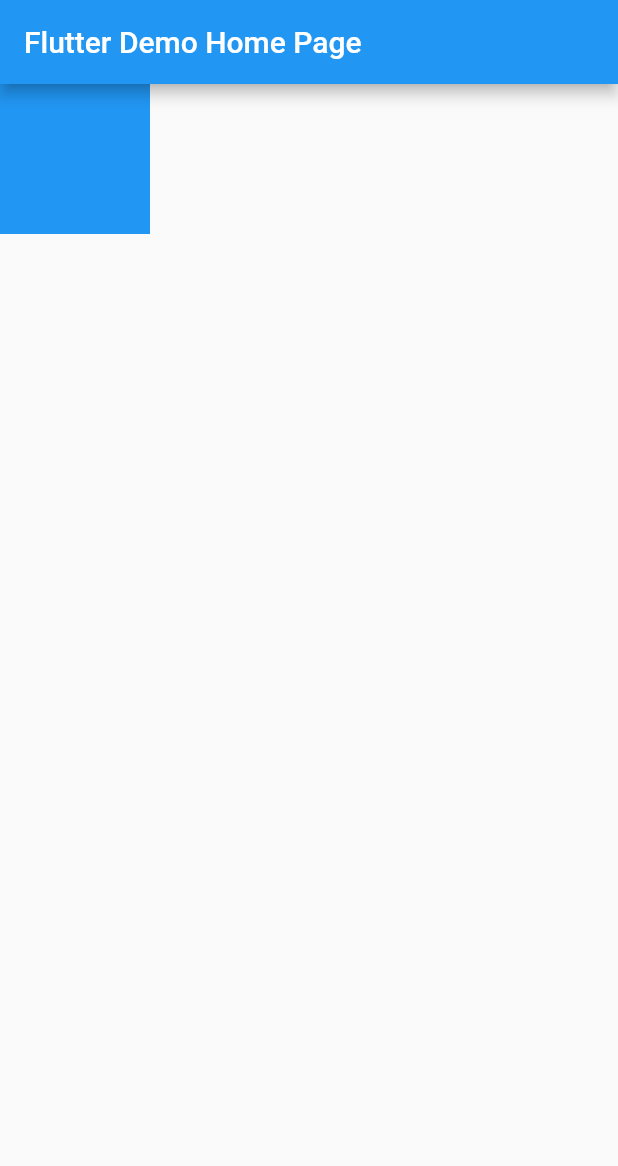
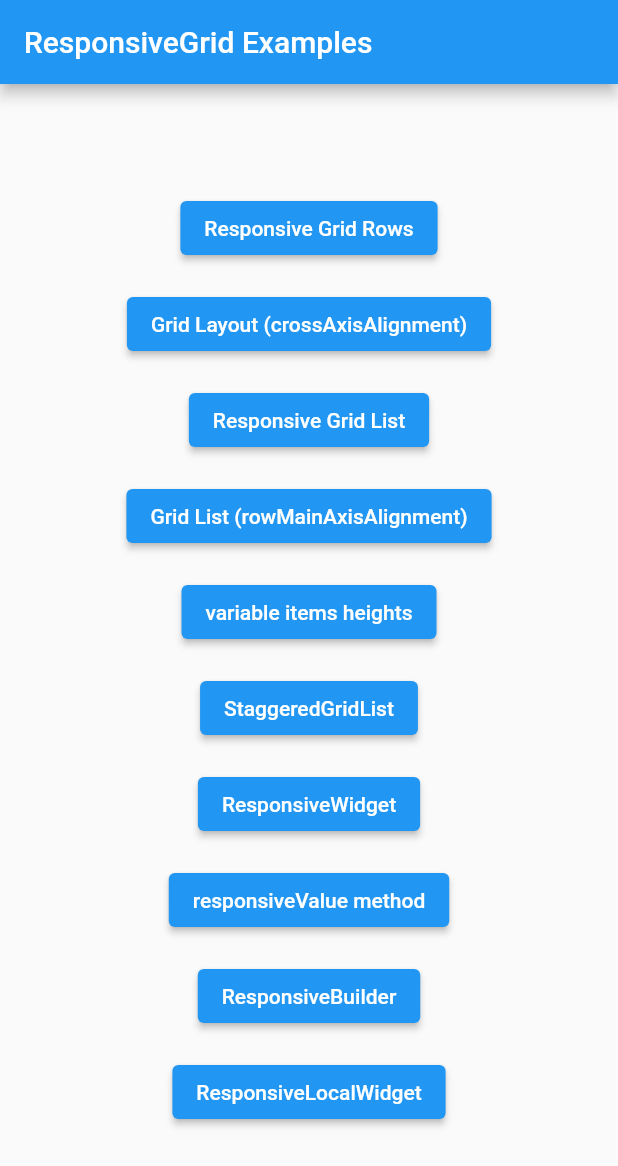
Before and after one commit to muhammad369/ResponsiveGrid_Flutter, a Flutter app: the screen it shows after launch, on a phone screen of 412 x 824 dp. Shown: the top 1166 px of the screen. Run offline on Flutter 3.47's test engine with Material 2 defaults, Android fonts, the phone set to English and light mode, and no system bars.

Commit message:
examples

```diff
--- /dev/null
+++ b/example/lib/example_page.dart
@@ -0,0 +1,20 @@
+
+import 'package:flutter/cupertino.dart';
+import 'package:flutter/material.dart';
+
+class ExamplePage extends StatelessWidget{
+
+  final Widget child;
+  final String title;
+
+  const ExamplePage({Key? key, required this.child, required this.title}) : super(key: key);
+
+  @override
+  Widget build(BuildContext context) {
+    return Scaffold(
+      appBar: AppBar(title: Text(title),),
+      body: child,
+    );
+  }
+
+}
--- a/example/lib/main.dart
+++ b/example/lib/main.dart
@@ -1,3 +1,4 @@
+import 'package:example/example_page.dart';
 import 'package:flutter/material.dart';
 import 'package:responsive_grid/responsive_grid.dart';
 
@@ -18,7 +19,7 @@ class MyApp extends StatelessWidget {
       theme: ThemeData(
         primarySwatch: Colors.blue,
       ),
-      home: homeWidget ?? const MyHomePage(title: 'Flutter Demo Home Page'),
+      home: homeWidget ?? const MyHomePage(title: 'ResponsiveGrid Examples'),
     );
   }
 }
@@ -39,17 +40,56 @@ class _MyHomePageState extends State<MyHomePage> {
         appBar: AppBar(
           title: Text(widget.title),
         ),
-        body: _buildResponsiveLocalBuilder());
+        body: Center(
+          child: SingleChildScrollView(
+            child: Column(
+              mainAxisAlignment: MainAxisAlignment.center,
+              crossAxisAlignment: CrossAxisAlignment.center,
+
+              children: [
+                _buildTestButtonItem(context, _buildGridLayout(), "Responsive Grid Rows"),
+                _buildTestButtonItem(context, _buildGridLayout_testCrossAlign(), "Grid Layout (crossAxisAlignment)"),
+                _buildTestButtonItem(context, _buildGridList(), "Responsive Grid List"),
+                _buildTestButtonItem(context, _buildGridList_rowMainAxisAlign(), "Grid List (rowMainAxisAlignment)"),
+                _buildTestButtonItem(context, _buildGridList_variableItemsHeights(), "variable items heights"),
+                _buildTestButtonItem(context, _buildStaggeredGridList(), "StaggeredGridList"),
+                _buildTestButtonItem(context, _resposiveWidgetTest(), "ResponsiveWidget"),
+                _buildTestButtonItem(context, _resposiveValueTest(), "responsiveValue method"),
+                _buildTestButtonItem(context, _resposiveBuilderTest(), "ResponsiveBuilder"),
+                _buildTestButtonItem(context, _buildResponsiveLocalWidget(), "ResponsiveLocalWidget"),
+              ],
+            ),
+          ),
+        ));
+  }
+
+  // region widgets creation methods
+
+  Widget _buildTestButtonItem(BuildContext context, Widget widget, String name) {
+    return Padding(
+      padding: const EdgeInsets.all(8.0),
+      child: ElevatedButton(
+
+          onPressed: () => Navigator.push(
+                context,
+                MaterialPageRoute(
+                    builder: (context) => ExamplePage(
+                          title: name,
+                          child: widget,
+                        )),
+              ),
+          child: Text(name)),
+    );
   }
 
   Widget _buildGridList() {
     return ResponsiveGridList(
-        rowMainAxisAlignment: MainAxisAlignment.center,
+
         desiredItemWidth: 100,
         minSpacing: 10,
         children: [1, 2, 3, 4, 5, 6, 7, 8, 9, 10, 11, 12, 13, 14, 15, 16, 17, 18, 19, 20].map((i) {
           return Container(
-            height: ((i % 5) + 1) * 100.0,
+            height:100.0,
             alignment: const Alignment(0, 0),
             color: Colors.cyan,
             child: Text(i.toString()),
@@ -118,12 +158,42 @@ class _MyHomePageState extends State<MyHomePage> {
     );
   }
 
+  Widget _buildGridList_rowMainAxisAlign() {
+    return ResponsiveGridList(
+        rowMainAxisAlignment: MainAxisAlignment.center,
+        desiredItemWidth: 100,
+        minSpacing: 10,
+        children: [1, 2, 3, 4, 5, 6, 7, 8, 9, 10, 11, 12, 13, 14, 15, 16, 17, 18, 19, 20].map((i) {
+          return Container(
+            height:100.0,
+            alignment: const Alignment(0, 0),
+            color: Colors.cyan,
+            child: Text(i.toString()),
+          );
+        }).toList());
+  }
+
+  Widget _buildGridList_variableItemsHeights() {
+    return ResponsiveGridList(
+        rowMainAxisAlignment: MainAxisAlignment.center,
+        desiredItemWidth: 100,
+        minSpacing: 10,
+        children: [1, 2, 3, 4, 5, 6, 7, 8, 9, 10, 11, 12, 13, 14, 15, 16, 17, 18, 19, 20].map((i) {
+          return Container(
+            height: ((i % 5) + 1) * 100.0,
+            alignment: const Alignment(0, 0),
+            color: Colors.cyan,
+            child: Text(i.toString()),
+          );
+        }).toList());
+  }
+
   Widget _buildGridLayout_testCrossAlign() {
     return Column(
       mainAxisAlignment: MainAxisAlignment.start,
       children: <Widget>[
         ResponsiveGridRow(
-          crossAxisAlignment: CrossAxisAlignment.end,
+          crossAxisAlignment: CrossAxisAlignment.center,
           children: [
             ResponsiveGridCol(
               xs: 6,
@@ -169,7 +239,7 @@ class _MyHomePageState extends State<MyHomePage> {
     return Center(
         child: ResponsiveBuilder(
             child: const Text(
-              'test text',
+              'child',
               style: TextStyle(fontSize: 30),
             ),
             xs: (_, child) => Container(
@@ -196,7 +266,6 @@ class _MyHomePageState extends State<MyHomePage> {
 
   Widget _buildStaggeredGridList() {
     return ResponsiveStaggeredGridList(
-        //crossAxisAlignment: CrossAxisAlignment.end,
         desiredItemWidth: 100,
         minSpacing: 10,
         children: [1, 2, 3, 4, 5, 6, 7, 8, 9, 10, 11, 12, 13, 14, 15, 16, 17, 18, 19, 20].map((i) {
@@ -209,21 +278,16 @@ class _MyHomePageState extends State<MyHomePage> {
         }).toList());
   }
 
-  Widget _buildResponsiveLocalBuilder() {
-    return ResponsiveLocalLayoutBuilder(
-      children: [Container(
-        width: 100,
-        height: 100,
-        color: Colors.blue,
-      )],
+  Widget _buildResponsiveLocalWidget() {
+    return ResponsiveLocalWidget(
+
       configs: [500, 600, 700, 900]
-          .map((e) => ResponsiveLayoutBuilderConfig(
-              upToWidth: e.toDouble(),
-              builder: ( context,  children) =>
-                      Column(
-                    children: children)
-                  ))
+          .map((e) => ResponsiveWidgetConfig(
+              upToWidth: e.toDouble(), child: Center(child: Text(e.toString()))))
           .toList(),
     );
   }
+
+  // endregion
+
 }
--- a/lib/responsive_grid.dart
+++ b/lib/responsive_grid.dart
@@ -631,6 +631,14 @@ class ResponsiveLocalLayoutBuilder extends StatelessWidget {
   @override
   Widget build(BuildContext context) {
     return LayoutBuilder(builder: (context, constraints) {
+
+      if (constraints.hasInfiniteWidth) {
+        print(
+          "ResponsiveGrid: Warning, You're using the ResponsiveLocalLayoutBuilder inside an unbounded width parent, "
+              "Your configuration is useless",
+        );
+      }
+
       for (var config in configs) {
         if (constraints.maxWidth <= config.upToWidth) {
           return config.builder(context, children);
--- a/pubspec.yaml
+++ b/pubspec.yaml
@@ -1,6 +1,6 @@
 name: responsive_grid
 description: Responsive Grid Layout and List for Flutter
-version: 2.4.1
+version: 2.4.2
 homepage: https://github.com/muhammad369/ResponsiveGrid_Flutter
 
 environment:
```
